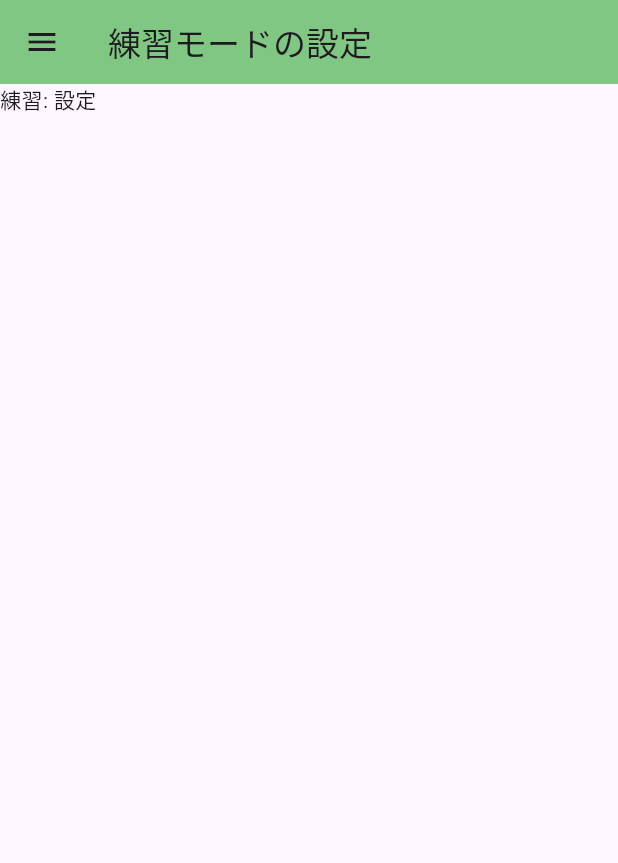
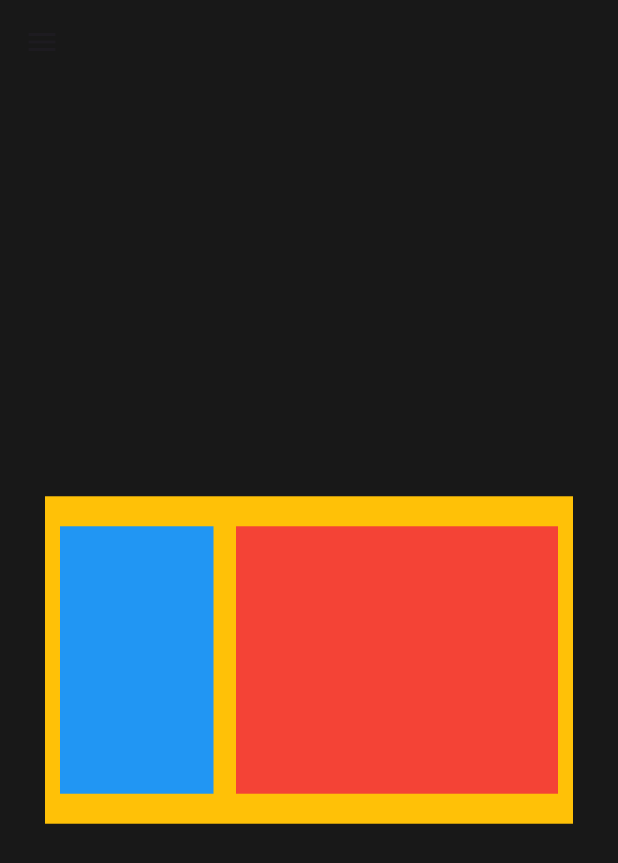
Before and after one commit to Kis-kawa/future-workshop, a Flutter app: the PracticeSetting screen opened by its route, on a phone screen of 412 x 824 dp. Shown: the top 863 px of the screen. Run offline on Flutter 3.47's test engine with Material 3 defaults, Android fonts, the phone set to English and light mode, and no system bars; our stand-ins replace flutter_riverpod, go_router.

Commit message:
add(kis): 一番外の大枠

```diff
--- a/judotimer/lib/page_b.dart
+++ b/judotimer/lib/page_b.dart
@@ -12,13 +12,115 @@ class PracticeSetting extends StatelessWidget {
   );
 
   final appBar = AppBar(
-    title: const Text("練習モードの設定"),
-    backgroundColor: Colors.green[300],
+    backgroundColor: Colors.transparent,
+    elevation: 0,
   );
 
+final backRegion = SizedBox(
+  child: AspectRatio(
+    aspectRatio: 1248 / 843,
+    child: Container(
+      padding: const EdgeInsets.all(30),
+      child: Container(
+        color: Colors.amber,//背景
+        child: Row(
+          children: [
+            Expanded(
+              flex: 1,
+              child: Container(
+                padding: const EdgeInsets.fromLTRB(10, 20, 5, 20),
+                child: Container(color: Colors.blue,),
+              ),
+            ),
+            Expanded(
+              flex: 2,
+              child: Container(
+                padding: const EdgeInsets.fromLTRB(10, 20, 10, 20),
+                child: Container(color: Colors.red,),
+              ),
+            ),
+          ],
+        ),
+        ),
+    ),
+  ),
+);
+
+  // final backRegion = SizedBox(
+  //     child: Column(
+  //         children: [
+  //           Expanded(
+  //             flex: 9,
+  //             child: Container(
+  //               color: const Color.fromARGB(255, 24, 24, 24),
+  //               padding: const EdgeInsets.fromLTRB(30, 5, 30, 30),
+  //               child: Align(
+  //                 child: Container(
+  //                     color: Colors.amber,
+  //                     child: AspectRatio(
+  //                       aspectRatio: 1721 / 940,
+  //                       child: Column(
+  //                         children: [
+  //                           Expanded(
+  //                             flex: 9,
+  //                             child: Align(
+  //                               alignment: Alignment.center,
+  //                               child:Expanded(
+  //                                 child: Row(
+  //                                   children: [
+  //                                     Expanded(flex:4 ,child: Container(color: Colors.red,),),
+  //                                     Expanded(flex:6 ,child: Container(color: Colors.amber,),),
+  //                                     Expanded(flex:4 ,child: Container(color: Colors.red,),),
+  //                                   ],
+  //                                 ),
+  //                                 ),
+  //                             ),
+  //                           ),
+  //                           Expanded(
+  //                             flex: 1,
+  //                             child: Container(color: Colors.green),
+  //                           ),
+  //                           Expanded(
+  //                             flex: 9,
+  //                             child: Row(
+  //                               children: [
+  //                                 Expanded(flex: 5, child: Container(color: Colors.blueAccent,),),
+  //                                 Expanded(flex: 1, child: Container(color: Colors.amber,),),
+  //                                 Expanded(flex: 5, child: Container(color: Colors.blueAccent,),),
+  //                                 Expanded(flex: 1, child: Container(color: Colors.amber,),),
+  //                                 Expanded(flex: 5, child: Container(color: Colors.blueAccent,),),
+  //                               ],
+  //                             ),
+  //                           ),
+  //                         ],
+  //                       ),
+  //                     ),
+  //                   ),
+  //               ),
+  //             ),
+  //           ),
+  //           Expanded(
+  //               flex: 1,
+  //               child: Container(
+  //                 color: const Color.fromARGB(255, 76, 86, 87),
+  //                 child: Align(
+  //                   alignment: Alignment.center,
+  //                   child: Container(
+  //                     color: Colors.amber,
+  //                     width: 200,
+  //                     child: const Center(child: Text('ボタン')),
+  //                   ),
+  //                 ),
+  //               ),
+  //             ),
+  //         ],
+  //       ),
+  //     );
+
   final scaffold = Scaffold(
+    backgroundColor: const Color.fromARGB(255, 24, 24, 24),
     appBar: appBar,
-    body: const Text("練習: 設定"),
+    body: Center(child: backRegion,),
     drawer: drawer,
   );
 
```
Also changed, not shown: judotimer/pubspec.lock, 2 other files.
